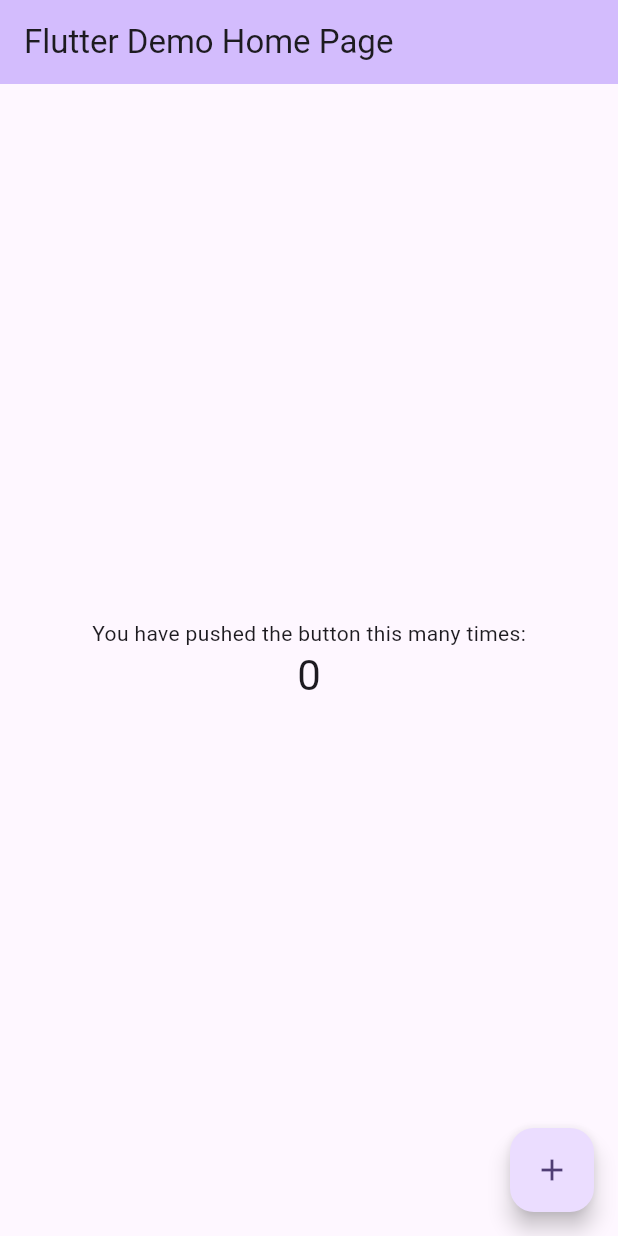
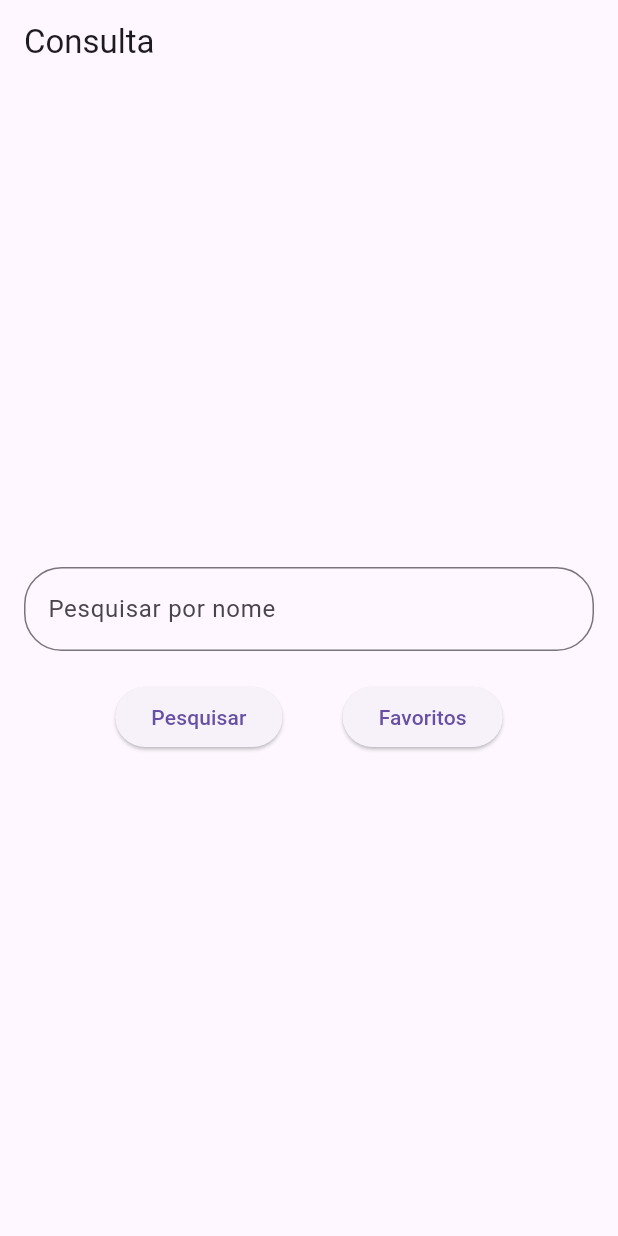
Before and after one commit to Eduardocesn/programacao_mobile, a Flutter app: the screen it shows after launch, on a phone screen of 412 x 824 dp. Run offline on Flutter 3.47's test engine with Material 3 defaults, Android fonts, the phone set to English and light mode, and no system bars.

Commit message:
Add tela favoritos

```diff
--- a/lib/main.dart
+++ b/lib/main.dart
@@ -1,125 +1,157 @@
 import 'package:flutter/material.dart';
 
 void main() {
-  runApp(const MyApp());
+  runApp(MyApp());
 }
 
 class MyApp extends StatelessWidget {
-  const MyApp({super.key});
-
-  // This widget is the root of your application.
   @override
   Widget build(BuildContext context) {
     return MaterialApp(
-      title: 'Flutter Demo',
-      theme: ThemeData(
-        // This is the theme of your application.
-        //
-        // TRY THIS: Try running your application with "flutter run". You'll see
-        // the application has a purple toolbar. Then, without quitting the app,
-        // try changing the seedColor in the colorScheme below to Colors.green
-        // and then invoke "hot reload" (save your changes or press the "hot
-        // reload" button in a Flutter-supported IDE, or press "r" if you used
-        // the command line to start the app).
-        //
-        // Notice that the counter didn't reset back to zero; the application
-        // state is not lost during the reload. To reset the state, use hot
-        // restart instead.
-        //
-        // This works for code too, not just values: Most code changes can be
-        // tested with just a hot reload.
-        colorScheme: ColorScheme.fromSeed(seedColor: Colors.deepPurple),
-        useMaterial3: true,
+      home: Scaffold(
+        appBar: AppBar(
+          title: Text('Consulta'),
+        ),
+        body: SearchScreen(),
       ),
-      home: const MyHomePage(title: 'Flutter Demo Home Page'),
     );
   }
 }
 
-class MyHomePage extends StatefulWidget {
-  const MyHomePage({super.key, required this.title});
-
-  // This widget is the home page of your application. It is stateful, meaning
-  // that it has a State object (defined below) that contains fields that affect
-  // how it looks.
-
-  // This class is the configuration for the state. It holds the values (in this
-  // case the title) provided by the parent (in this case the App widget) and
-  // used by the build method of the State. Fields in a Widget subclass are
-  // always marked "final".
-
-  final String title;
-
+class SearchScreen extends StatefulWidget {
   @override
-  State<MyHomePage> createState() => _MyHomePageState();
+  _SearchScreenState createState() => _SearchScreenState();
 }
 
-class _MyHomePageState extends State<MyHomePage> {
-  int _counter = 0;
-
-  void _incrementCounter() {
-    setState(() {
-      // This call to setState tells the Flutter framework that something has
-      // changed in this State, which causes it to rerun the build method below
-      // so that the display can reflect the updated values. If we changed
-      // _counter without calling setState(), then the build method would not be
-      // called again, and so nothing would appear to happen.
-      _counter++;
-    });
-  }
+class _SearchScreenState extends State<SearchScreen> {
+  TextEditingController _searchController = TextEditingController();
 
   @override
   Widget build(BuildContext context) {
-    // This method is rerun every time setState is called, for instance as done
-    // by the _incrementCounter method above.
-    //
-    // The Flutter framework has been optimized to make rerunning build methods
-    // fast, so that you can just rebuild anything that needs updating rather
-    // than having to individually change instances of widgets.
+    return Padding(
+      padding: const EdgeInsets.all(16.0),
+      child: Column(
+        mainAxisAlignment: MainAxisAlignment.center,
+        children: [
+          TextField(
+            controller: _searchController,
+            decoration: InputDecoration(
+              hintText: 'Pesquisar por nome',
+              border: OutlineInputBorder(
+                borderRadius: BorderRadius.circular(25.0),
+              )
+            ),
+          ),
+          SizedBox(height: 20),
+          Row(
+            mainAxisAlignment: MainAxisAlignment.center,
+            children: [
+              ElevatedButton(
+              onPressed: () {
+                // Implemente a lógica de pesquisa aqui
+                String searchTerm = _searchController.text;
+                print('Realizando pesquisa: $searchTerm');
+              },
+              child: Text('Pesquisar'),
+              ),
+              SizedBox(width:40),
+              ElevatedButton(
+                onPressed: () {
+                  Navigator.push(
+                    context,
+                    MaterialPageRoute(builder: (context) => FavoritesScreen()),
+                  );
+                },
+                child: Text('Favoritos'),
+              ),
+            ],
+          )
+        ],
+      ),
+    );
+  }
+}
+
+class FavoritesScreen extends StatelessWidget {
+  @override
+  Widget build(BuildContext context) {
     return Scaffold(
       appBar: AppBar(
-        // TRY THIS: Try changing the color here to a specific color (to
-        // Colors.amber, perhaps?) and trigger a hot reload to see the AppBar
-        // change color while the other colors stay the same.
-        backgroundColor: Theme.of(context).colorScheme.inversePrimary,
-        // Here we take the value from the MyHomePage object that was created by
-        // the App.build method, and use it to set our appbar title.
-        title: Text(widget.title),
+        title: Text('Favoritos'),
       ),
       body: Center(
-        // Center is a layout widget. It takes a single child and positions it
-        // in the middle of the parent.
-        child: Column(
-          // Column is also a layout widget. It takes a list of children and
-          // arranges them vertically. By default, it sizes itself to fit its
-          // children horizontally, and tries to be as tall as its parent.
-          //
-          // Column has various properties to control how it sizes itself and
-          // how it positions its children. Here we use mainAxisAlignment to
-          // center the children vertically; the main axis here is the vertical
-          // axis because Columns are vertical (the cross axis would be
-          // horizontal).
-          //
-          // TRY THIS: Invoke "debug painting" (choose the "Toggle Debug Paint"
-          // action in the IDE, or press "p" in the console), to see the
-          // wireframe for each widget.
-          mainAxisAlignment: MainAxisAlignment.center,
-          children: <Widget>[
-            const Text(
-              'You have pushed the button this many times:',
-            ),
-            Text(
-              '$_counter',
-              style: Theme.of(context).textTheme.headlineMedium,
-            ),
+        child: ListView(
+          children: [
+            for (var i=0; i<20; i++)
+              CustomCard(),
           ],
         ),
       ),
-      floatingActionButton: FloatingActionButton(
-        onPressed: _incrementCounter,
-        tooltip: 'Increment',
-        child: const Icon(Icons.add),
-      ), // This trailing comma makes auto-formatting nicer for build methods.
     );
   }
 }
+
+
+class CustomCard extends StatelessWidget {
+  @override
+  Widget build(BuildContext context) {
+    return Material(
+      child: InkWell(
+        child: Column(
+          children: [
+            SizedBox( // Constrain the size of the list tile
+              height: 100, // Set custom height from constructor
+              child: Row( // Row layout for list item content
+                children: [
+                  Padding( // Padding for the leading widget
+                    padding: const EdgeInsets.only(left: 12.0, right: 12.0),
+                  ),
+                  Expanded( // Expanded section for title and subtitle
+                    child: Column( // Column layout for title and subtitle
+                      crossAxisAlignment: CrossAxisAlignment.start, // Align text left
+                      children: [
+                        Padding(padding: const EdgeInsets.only(top: 20)),
+                        Text(
+                          "Titulo",
+                          style: TextStyle(
+                            fontSize: 20.0,
+                          ),
+                        ),
+                        const SizedBox(height: 10), // Spacing between title and subtitle
+                        Text("Data"),
+                      ],
+                    ),
+                  ),
+                  Padding( // Padding for the trailing widget
+                    padding: const EdgeInsets.all(12.0),
+                    child: Column(
+                        children: [
+                          Text("Renomear"),
+                          const SizedBox(width:10),
+                          Row(
+                            mainAxisSize: MainAxisSize.min,
+                            children: <Widget>[
+                              IconButton(
+                                icon: Icon(Icons.file_download_rounded),
+                                onPressed: (){
+                                },
+                              ),
+                              IconButton(
+                                  icon: Icon(Icons.share),
+                                  onPressed: (){
+                                  },
+                              ),
+                            ],
+                          ),
+                        ])
+                  ),
+                ],
+              ),
+            ),
+            Divider(),
+          ],
+        ),
+      ),
+    );
+  }
+}
```
Also changed, not shown: analysis_options.yaml (+6 -24 lines), pubspec.yaml (+7 -72 lines), pubspec.lock.
